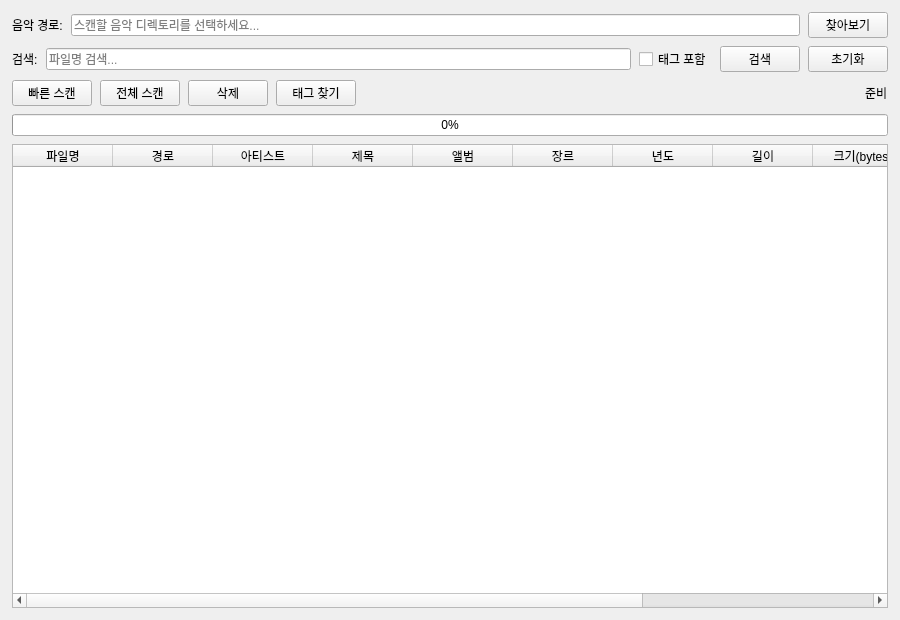
First picture: the form in src/main_window.ui, repository musiren/mp3-archive, before the edit.
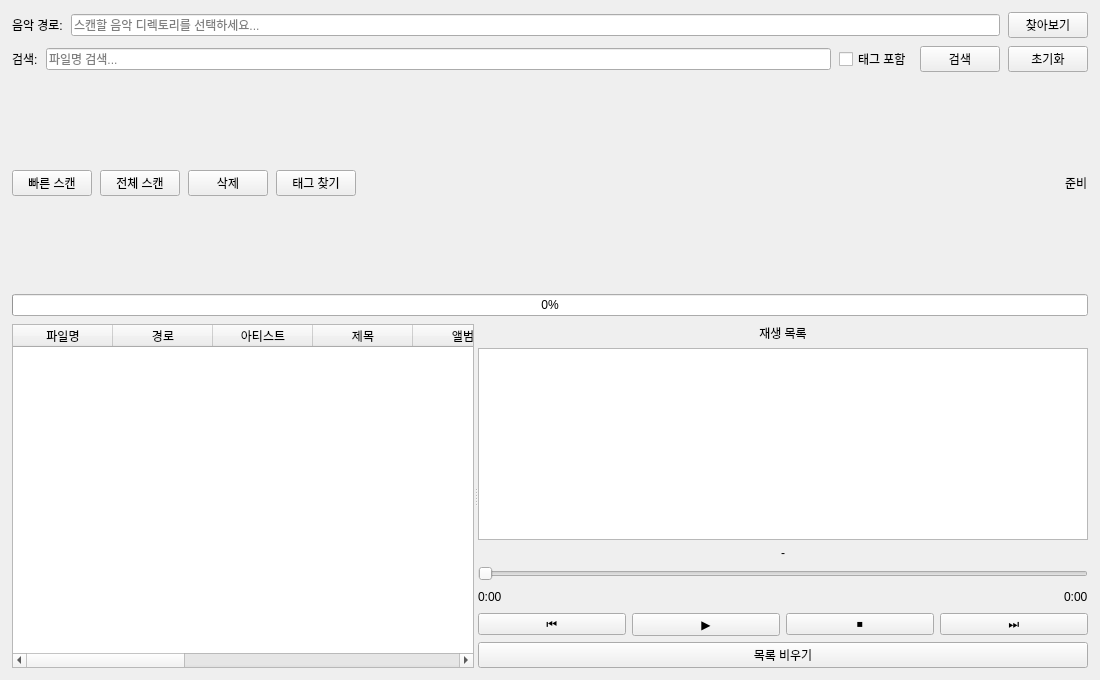
Second picture: the form after the edit.

Commit message: feat: add playlist panel with drag-and-drop and QMediaPlayer playback

```diff
--- a/src/main_window.ui
+++ b/src/main_window.ui
@@ -6,8 +6,8 @@
    <rect>
     <x>0</x>
     <y>0</y>
-    <width>900</width>
-    <height>620</height>
+    <width>1100</width>
+    <height>680</height>
    </rect>
   </property>
   <property name="windowTitle">
@@ -247,8 +247,13 @@
       </property>
      </widget>
     </item>
+    <!-- Splitter: MP3 table (left) + Playlist panel (right) -->
+    <item>
+     <widget class="QSplitter" name="main_splitter">
+      <property name="orientation">
+       <enum>Qt::Horizontal</enum>
+      </property>
     <!-- MP3 table -->
-    <item>
      <widget class="QTableWidget" name="table">
       <property name="toolTip">
        <string>헤더를 오른쪽 클릭하면 표시할 컬럼을 선택할 수 있습니다</string>
@@ -292,6 +297,170 @@
       <column>
        <property name="text"><string>수정일시</string></property>
       </column>
+      </widget>
+      <!-- Playlist panel -->
+      <widget class="QWidget" name="playlist_panel">
+       <property name="minimumWidth">
+        <number>200</number>
+       </property>
+       <property name="maximumWidth">
+        <number>320</number>
+       </property>
+       <layout class="QVBoxLayout" name="playlistLayout">
+        <property name="spacing">
+         <number>6</number>
+        </property>
+        <property name="leftMargin">
+         <number>0</number>
+        </property>
+        <property name="topMargin">
+         <number>0</number>
+        </property>
+        <property name="rightMargin">
+         <number>0</number>
+        </property>
+        <property name="bottomMargin">
+         <number>0</number>
+        </property>
+        <item>
+         <widget class="QLabel" name="label_playlist">
+          <property name="text">
+           <string>재생 목록</string>
+          </property>
+          <property name="alignment">
+           <set>Qt::AlignCenter</set>
+          </property>
+         </widget>
+        </item>
+        <item>
+         <widget class="QListWidget" name="playlist_widget">
+          <property name="toolTip">
+           <string>MP3 목록에서 파일을 드래그해서 재생 목록에 추가하세요&#10;더블클릭하면 재생합니다</string>
+          </property>
+          <property name="dragDropMode">
+           <enum>QAbstractItemView::DropOnly</enum>
+          </property>
+          <property name="selectionMode">
+           <enum>QAbstractItemView::SingleSelection</enum>
+          </property>
+         </widget>
+        </item>
+        <item>
+         <widget class="QLabel" name="player_title_label">
+          <property name="text">
+           <string>-</string>
+          </property>
+          <property name="alignment">
+           <set>Qt::AlignCenter</set>
+          </property>
+          <property name="wordWrap">
+           <bool>true</bool>
+          </property>
+         </widget>
+        </item>
+        <item>
+         <widget class="QSlider" name="seek_slider">
+          <property name="orientation">
+           <enum>Qt::Horizontal</enum>
+          </property>
+          <property name="minimum">
+           <number>0</number>
+          </property>
+          <property name="maximum">
+           <number>1000</number>
+          </property>
+          <property name="value">
+           <number>0</number>
+          </property>
+         </widget>
+        </item>
+        <item>
+         <layout class="QHBoxLayout" name="timeLayout">
+          <item>
+           <widget class="QLabel" name="time_current_label">
+            <property name="text">
+             <string>0:00</string>
+            </property>
+           </widget>
+          </item>
+          <item>
+           <spacer name="timeSpacer">
+            <property name="orientation">
+             <enum>Qt::Horizontal</enum>
+            </property>
+            <property name="sizeHint" stdset="0">
+             <size>
+              <width>40</width>
+              <height>20</height>
+             </size>
+            </property>
+           </spacer>
+          </item>
+          <item>
+           <widget class="QLabel" name="time_total_label">
+            <property name="text">
+             <string>0:00</string>
+            </property>
+           </widget>
+          </item>
+         </layout>
+        </item>
+        <item>
+         <layout class="QHBoxLayout" name="playerButtonLayout">
+          <item>
+           <widget class="QPushButton" name="btn_prev">
+            <property name="text">
+             <string>⏮</string>
+            </property>
+            <property name="toolTip">
+             <string>이전 곡</string>
+            </property>
+           </widget>
+          </item>
+          <item>
+           <widget class="QPushButton" name="btn_play_pause">
+            <property name="text">
+             <string>▶</string>
+            </property>
+            <property name="toolTip">
+             <string>재생 / 일시정지</string>
+            </property>
+           </widget>
+          </item>
+          <item>
+           <widget class="QPushButton" name="btn_stop">
+            <property name="text">
+             <string>⏹</string>
+            </property>
+            <property name="toolTip">
+             <string>정지</string>
+            </property>
+           </widget>
+          </item>
+          <item>
+           <widget class="QPushButton" name="btn_next">
+            <property name="text">
+             <string>⏭</string>
+            </property>
+            <property name="toolTip">
+             <string>다음 곡</string>
+            </property>
+           </widget>
+          </item>
+         </layout>
+        </item>
+        <item>
+         <widget class="QPushButton" name="btn_playlist_clear">
+          <property name="text">
+           <string>목록 비우기</string>
+          </property>
+          <property name="toolTip">
+           <string>재생 목록을 모두 지웁니다</string>
+          </property>
+         </widget>
+        </item>
+       </layout>
+      </widget>
      </widget>
     </item>
    </layout>
```
Lines whose indentation alone changed are shown as unchanged. The commit also changes 3 other files.
